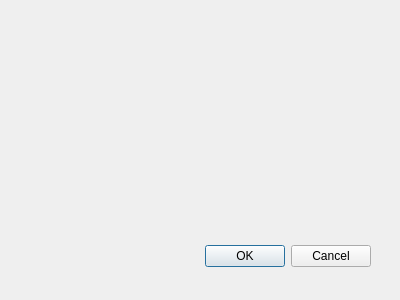
Qt form applicationsettingsdialog.ui (Dropsoon/ArduinoDeskControlV2) before a commit.
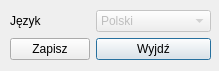
The same form after that commit.

The edit to the form file:
```diff
--- a/applicationsettingsdialog.ui
+++ b/applicationsettingsdialog.ui
@@ -8,28 +8,57 @@
    <rect>
     <x>0</x>
     <y>0</y>
-    <width>400</width>
-    <height>300</height>
+    <width>219</width>
+    <height>71</height>
    </rect>
   </property>
   <property name="windowTitle">
    <string>Dialog</string>
   </property>
-  <widget name="buttonBox" class="QDialogButtonBox">
+  <widget class="QWidget" name="formLayoutWidget">
    <property name="geometry">
     <rect>
-     <x>30</x>
-     <y>240</y>
-     <width>341</width>
-     <height>32</height>
+     <x>10</x>
+     <y>10</y>
+     <width>201</width>
+     <height>51</height>
     </rect>
    </property>
-   <property name="orientation">
-    <enum>Qt::Horizontal</enum>
-   </property>
-   <property name="standardButtons">
-    <set>QDialogButtonBox::Cancel|QDialogButtonBox::Ok</set>
-   </property>
+   <layout class="QFormLayout" name="formLayout">
+    <item row="0" column="0">
+     <widget class="QLabel" name="label">
+      <property name="text">
+       <string>Język</string>
+      </property>
+     </widget>
+    </item>
+    <item row="0" column="1">
+     <widget class="QComboBox" name="comboBox">
+      <property name="enabled">
+       <bool>false</bool>
+      </property>
+      <item>
+       <property name="text">
+        <string>Polski</string>
+       </property>
+      </item>
+     </widget>
+    </item>
+    <item row="1" column="1">
+     <widget class="QPushButton" name="pushButton">
+      <property name="text">
+       <string>Wyjdź</string>
+      </property>
+     </widget>
+    </item>
+    <item row="1" column="0">
+     <widget class="QPushButton" name="pushButton_2">
+      <property name="text">
+       <string>Zapisz</string>
+      </property>
+     </widget>
+    </item>
+   </layout>
   </widget>
  </widget>
  <pixmapfunction/>
```
Left out of the diff: 42 changed lines with no effect on the pictures.
